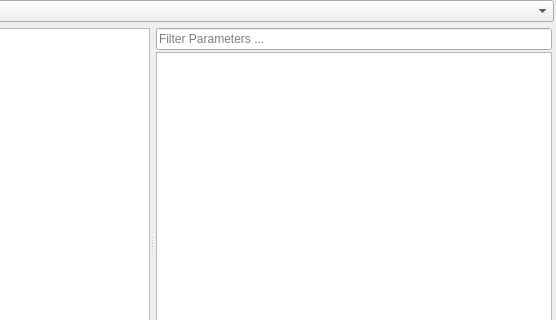
Above: src/option/parametereditor.ui from GAMS-dev/studio before the change; both pictures show x 246 to 802 and y 0 to 320 of the 802 by 459 pixel window. Below: the same form after it.
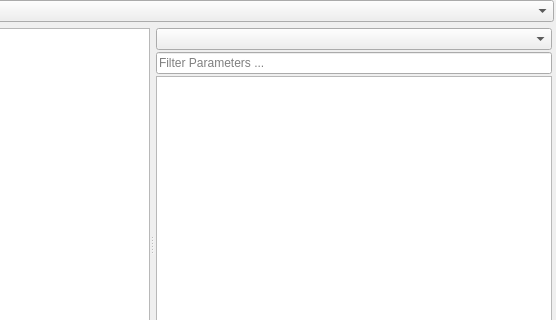
That is the form after the change. Custom widgets are drawn as their Qt base class.

Commit message: add parameter group to extended parameter editor

The edit to the form file:
```diff
--- a/src/option/parametereditor.ui
+++ b/src/option/parametereditor.ui
@@ -179,6 +179,9 @@
           <property name="bottomMargin">
            <number>0</number>
           </property>
+          <item>
+           <widget class="QComboBox" name="gamsParameterGroup"/>
+          </item>
           <item>
            <widget class="gams::studio::FilterLineEdit" name="gamsParameterSearch">
             <property name="toolTip">
```
The commit also changes 1 other file.
